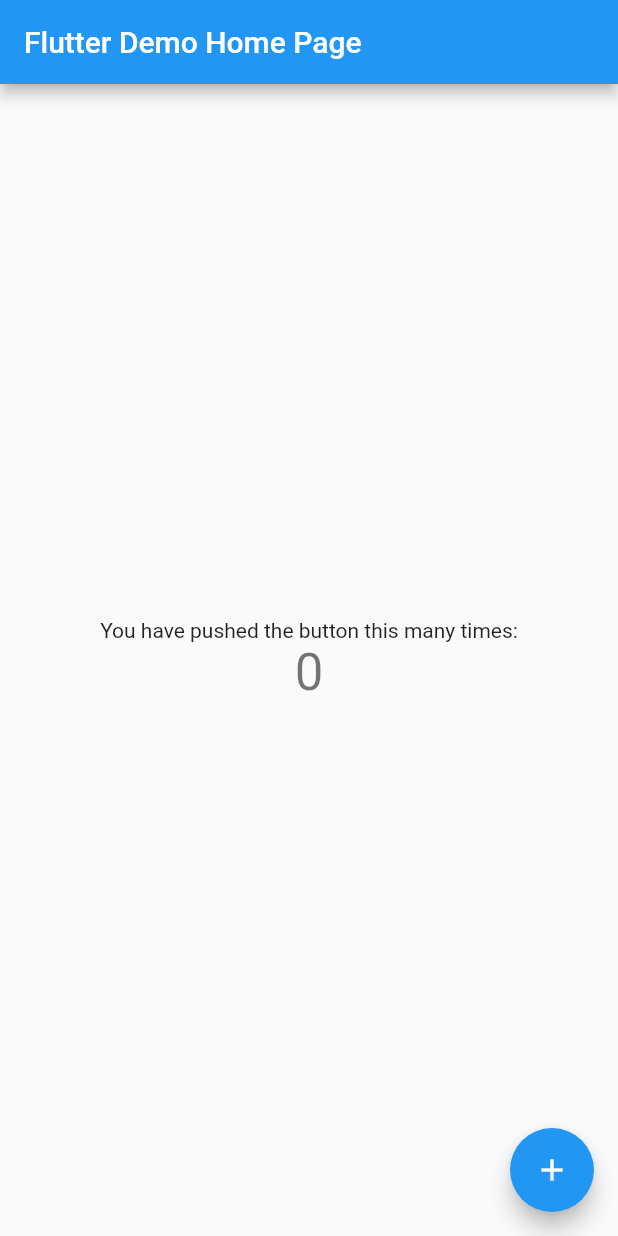
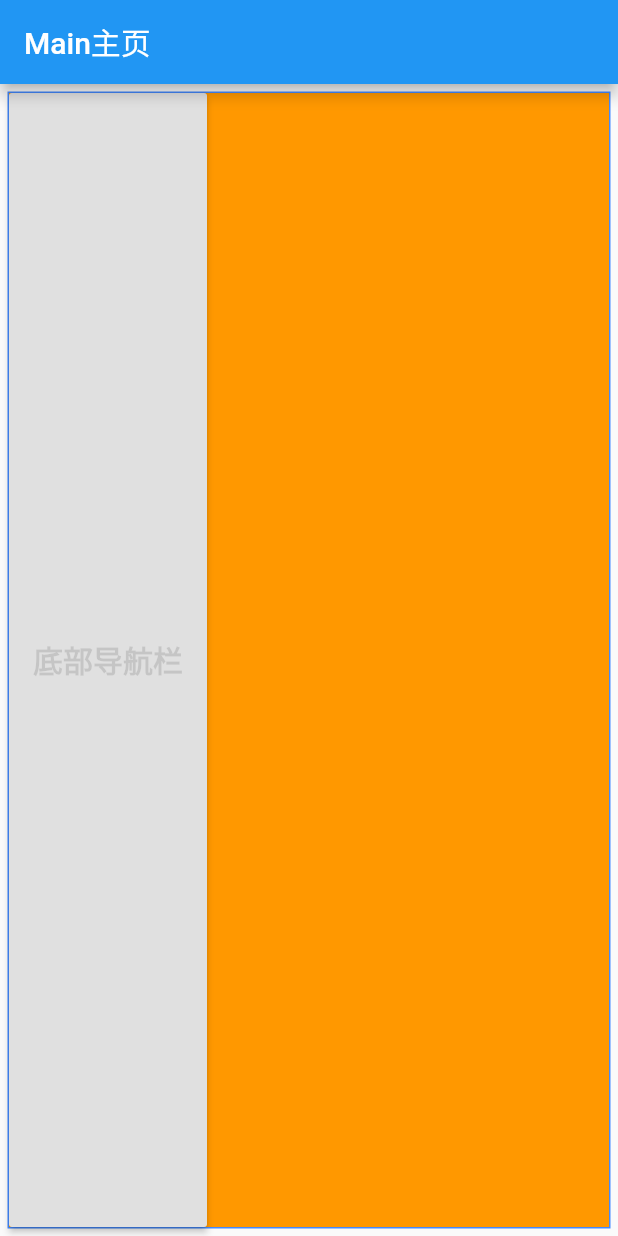
Before and after one commit to ZHughZhang/flutter_demo, a Flutter app: the screen it shows after launch, on a phone screen of 412 x 824 dp. Run offline on Flutter 3.47's test engine with Material 2 defaults, Android fonts, the phone set to English and light mode, and no system bars.

Commit message:
BottomNavgation(规则) 底部导航栏

```diff
--- a/flutter_demo/lib/main.dart
+++ b/flutter_demo/lib/main.dart
@@ -1,111 +1,149 @@
 import 'package:flutter/material.dart';
+import 'nav/BottomNavWidget.dart';
 
 void main() => runApp(MyApp());
 
 class MyApp extends StatelessWidget {
-  // This widget is the root of your application.
   @override
   Widget build(BuildContext context) {
     return MaterialApp(
-      title: 'Flutter Demo',
-      theme: ThemeData(
-        // This is the theme of your application.
-        //
-        // Try running your application with "flutter run". You'll see the
-        // application has a blue toolbar. Then, without quitting the app, try
-        // changing the primarySwatch below to Colors.green and then invoke
-        // "hot reload" (press "r" in the console where you ran "flutter run",
-        // or simply save your changes to "hot reload" in a Flutter IDE).
-        // Notice that the counter didn't reset back to zero; the application
-        // is not restarted.
-        primarySwatch: Colors.blue,
-      ),
-      home: MyHomePage(title: 'Flutter Demo Home Page'),
+      title: '开始页面',
+      theme: ThemeData.light(),
+      home: _Mainpage(),
     );
   }
 }
 
-class MyHomePage extends StatefulWidget {
-  MyHomePage({Key key, this.title}) : super(key: key);
 
-  // This widget is the home page of your application. It is stateful, meaning
-  // that it has a State object (defined below) that contains fields that affect
-  // how it looks.
-
-  // This class is the configuration for the state. It holds the values (in this
-  // case the title) provided by the parent (in this case the App widget) and
-  // used by the build method of the State. Fields in a Widget subclass are
-  // always marked "final".
-
-  final String title;
-
-  @override
-  _MyHomePageState createState() => _MyHomePageState();
-}
-
-class _MyHomePageState extends State<MyHomePage> {
-  int _counter = 0;
-
-  void _incrementCounter() {
-    setState(() {
-      // This call to setState tells the Flutter framework that something has
-      // changed in this State, which causes it to rerun the build method below
-      // so that the display can reflect the updated values. If we changed
-      // _counter without calling setState(), then the build method would not be
-      // called again, and so nothing would appear to happen.
-      _counter++;
-    });
-  }
-
+class _Mainpage extends StatelessWidget {
   @override
   Widget build(BuildContext context) {
-    // This method is rerun every time setState is called, for instance as done
-    // by the _incrementCounter method above.
-    //
-    // The Flutter framework has been optimized to make rerunning build methods
-    // fast, so that you can just rebuild anything that needs updating rather
-    // than having to individually change instances of widgets.
     return Scaffold(
       appBar: AppBar(
-        // Here we take the value from the MyHomePage object that was created by
-        // the App.build method, and use it to set our appbar title.
-        title: Text(widget.title),
+        title: Text('Main主页'),
       ),
-      body: Center(
-        // Center is a layout widget. It takes a single child and positions it
-        // in the middle of the parent.
-        child: Column(
-          // Column is also layout widget. It takes a list of children and
-          // arranges them vertically. By default, it sizes itself to fit its
-          // children horizontally, and tries to be as tall as its parent.
-          //
-          // Invoke "debug painting" (press "p" in the console, choose the
-          // "Toggle Debug Paint" action from the Flutter Inspector in Android
-          // Studio, or the "Toggle Debug Paint" command in Visual Studio Code)
-          // to see the wireframe for each widget.
-          //
-          // Column has various properties to control how it sizes itself and
-          // how it positions its children. Here we use mainAxisAlignment to
-          // center the children vertically; the main axis here is the vertical
-          // axis because Columns are vertical (the cross axis would be
-          // horizontal).
-          mainAxisAlignment: MainAxisAlignment.center,
-          children: <Widget>[
-            Text(
-              'You have pushed the button this many times:',
+      body: Container(
+          alignment: Alignment.topLeft,
+          constraints: BoxConstraints.expand(
+            width: double.maxFinite,
+            height: double.maxFinite,
+
+          ),
+          margin: EdgeInsets.all(5.0),
+          decoration: BoxDecoration(
+            color: Colors.orange,
+            border: Border.all(
+                color: Colors.blueAccent,
+                width: 1.0,
+                style: BorderStyle.solid
             ),
-            Text(
-              '$_counter',
-              style: Theme.of(context).textTheme.display1,
-            ),
-          ],
-        ),
+
+          ),
+          child: Column(
+            children: <Widget>[
+              Expanded(
+                child:RaisedButton(
+                  child: Text('底部导航栏',
+                    style: TextStyle(
+                        color: Colors.black12,
+                        fontSize: 20.0,
+                        fontWeight: FontWeight.bold
+                    ),
+                  ),
+                  onPressed: (){
+                    Navigator.of(context).push(MaterialPageRoute(
+                        builder: (context) => bottom_navgation_widget(),
+                    ));
+                  },
+                ) ,
+              ),
+              /*Expanded(
+                  child:RaisedButton(
+                    child: Text('底部导航栏',
+                      style: TextStyle(
+                          color: Colors.black12,
+                          fontSize: 15.0,
+                          fontWeight: FontWeight.bold
+                      ),
+                    ),
+                    onPressed: (){
+                          (context) => BottomNavWidget();
+                    },
+                  ) ,
+                ),
+                Expanded(
+                  child:RaisedButton(
+                    child: Text('底部导航栏',
+                      style: TextStyle(
+                          color: Colors.black12,
+                          fontSize: 20.0,
+                          fontWeight: FontWeight.bold
+                      ),
+                    ),
+                    onPressed: (){
+                          (context) => BottomNavWidget();
+                    },
+                  ) ,
+                ),
+                Expanded(
+                  child:RaisedButton(
+                    child: Text('底部导航栏',
+                      style: TextStyle(
+                          color: Colors.black12,
+                          fontSize: 20.0,
+                          fontWeight: FontWeight.bold
+                      ),
+                    ),
+                    onPressed: (){
+                          (context) => BottomNavWidget();
+                    },
+                  ) ,
+                ),
+                Expanded(
+                  child:RaisedButton(
+                    child: Text('底部导航栏',
+                      style: TextStyle(
+                          color: Colors.black12,
+                          fontSize: 20.0,
+                          fontWeight: FontWeight.bold
+                      ),
+                    ),
+                    onPressed: (){
+                          (context) => BottomNavWidget();
+                    },
+                  ) ,
+                ),
+                Expanded(
+                  child:RaisedButton(
+                    child: Text('底部导航栏',
+                      style: TextStyle(
+                          color: Colors.black12,
+                          fontSize: 20.0,
+                          fontWeight: FontWeight.bold
+                      ),
+                    ),
+                    onPressed: (){
+                          (context) => BottomNavWidget();
+                    },
+                  ) ,
+                ),
+                Expanded(
+                  child:RaisedButton(
+                    child: Text('底部导航栏',
+                      style: TextStyle(
+                          color: Colors.black12,
+                          fontSize: 20.0,
+                          fontWeight: FontWeight.bold
+                      ),
+                    ),
+                    onPressed: (){
+                          (context) => BottomNavWidget();
+                    },
+                  ) ,
+                ),*/
+            ],
+          )
       ),
-      floatingActionButton: FloatingActionButton(
-        onPressed: _incrementCounter,
-        tooltip: 'Increment',
-        child: Icon(Icons.add),
-      ), // This trailing comma makes auto-formatting nicer for build methods.
     );
   }
 }
```
Also changed, not shown: flutter_demo/lib/nav/BottomNavWidget.dart (added, +100 -0 lines), flutter_demo/lib/nav/page/airplay.dart (added, +16 -0 lines), flutter_demo/lib/nav/page/email.dart (added, +16 -0 lines), flutter_demo/lib/nav/page/home.dart (added, +16 -0 lines), flutter_demo/lib/nav/page/pages.dart (added, +16 -0 lines).
